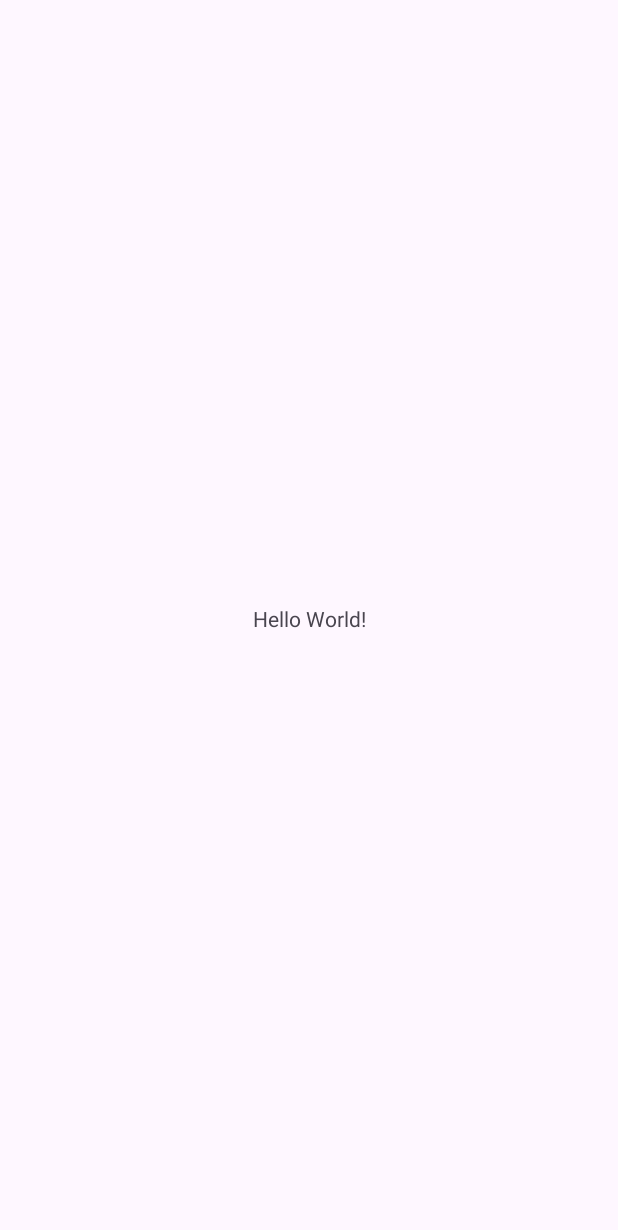
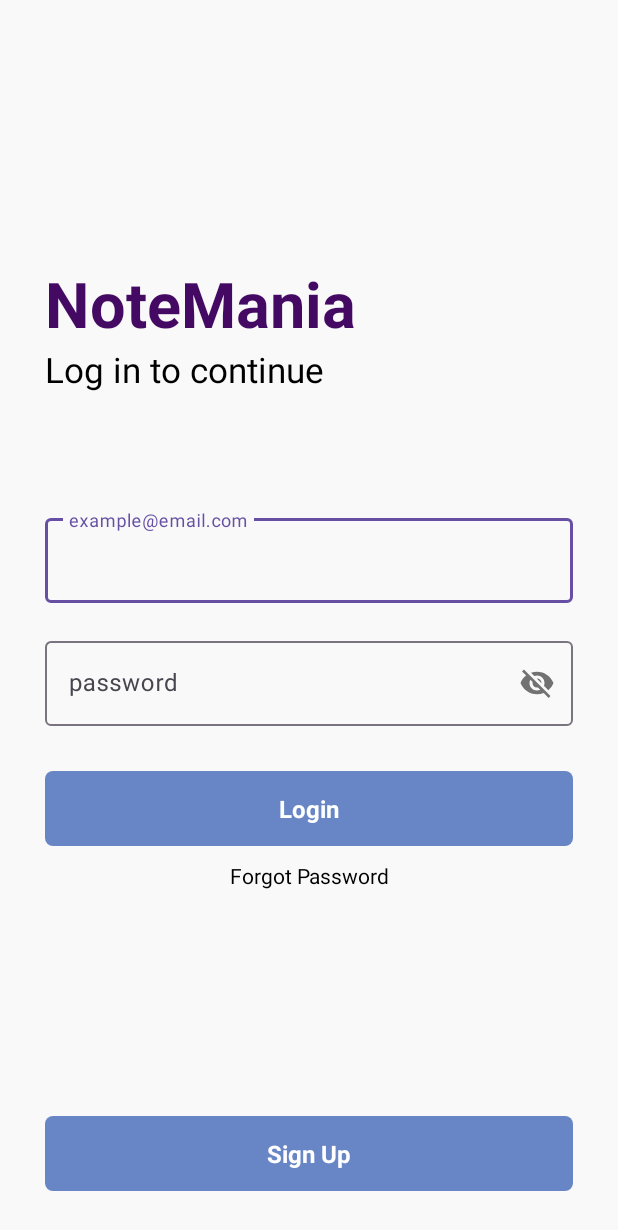
Before and after one commit to faiyaz103/NoteMania, an Android app: the screen it shows after launch (MainActivity), on a phone screen of 412 x 824 dp. Before the commit the part shown is almost empty. Shown: the top 1230 px of the screen. Run offline under Robolectric (Android 15) with nearby library versions, the phone set to English and light mode, and no system bars.

Commit message:
Login Page Added

```diff
--- a/app/build.gradle
+++ b/app/build.gradle
@@ -37,4 +37,5 @@ dependencies {
     testImplementation libs.junit
     androidTestImplementation libs.ext.junit
     androidTestImplementation libs.espresso.core
+    implementation 'com.android.support:design:28.0.0'
 }
--- /dev/null
+++ b/app/src/main/res/drawable/button_design.xml
@@ -0,0 +1,5 @@
+<?xml version="1.0" encoding="utf-8"?>
+<shape xmlns:android="http://schemas.android.com/apk/res/android">
+    <solid android:color="#6886c5"/>
+    <corners android:radius="5dp"/>
+</shape>
--- a/app/src/main/res/layout/activity_main.xml
+++ b/app/src/main/res/layout/activity_main.xml
@@ -1,19 +1,147 @@
 <?xml version="1.0" encoding="utf-8"?>
-<androidx.constraintlayout.widget.ConstraintLayout xmlns:android="http://schemas.android.com/apk/res/android"
+<RelativeLayout xmlns:android="http://schemas.android.com/apk/res/android"
     xmlns:app="http://schemas.android.com/apk/res-auto"
     xmlns:tools="http://schemas.android.com/tools"
     android:id="@+id/main"
     android:layout_width="match_parent"
     android:layout_height="match_parent"
+    android:background="#f9f9f9"
     tools:context=".MainActivity">
 
+    <RelativeLayout
+        android:layout_width="match_parent"
+        android:layout_height="wrap_content"
+        android:id="@+id/centerline"
+        android:layout_centerInParent="true">
+
+    </RelativeLayout>
+
+    <LinearLayout
+        android:layout_width="match_parent"
+        android:layout_height="wrap_content"
+        android:layout_marginLeft="30dp"
+        android:layout_marginRight="30dp"
+        android:layout_above="@+id/centerline"
+        android:layout_marginBottom="150dp"
+        android:orientation="vertical">
+
+        <TextView
+            android:layout_width="match_parent"
+            android:layout_height="wrap_content"
+            android:text="NoteMania"
+            android:textSize="42sp"
+            android:textColor="#440a63"
+            android:textStyle="bold">
+
+        </TextView>
+        <TextView
+            android:layout_width="match_parent"
+            android:layout_height="wrap_content"
+            android:text="Log in to continue"
+            android:textSize="23sp"
+            android:textColor="@color/black">
+
+        </TextView>
+    </LinearLayout>
+
+    <com.google.android.material.textfield.TextInputLayout
+        android:layout_width="match_parent"
+        android:layout_height="wrap_content"
+        android:layout_above="@+id/centerline"
+        android:layout_marginBottom="10dp"
+        android:id="@+id/email"
+        android:layout_marginRight="30dp"
+        android:layout_marginLeft="30dp">
+
+        <EditText
+            android:layout_width="match_parent"
+            android:layout_height="wrap_content"
+            android:id="@+id/loginemail"
+            android:hint="example@email.com"
+            android:inputType="textEmailAddress">
+
+        </EditText>
+    </com.google.android.material.textfield.TextInputLayout>
+
+    <com.google.android.material.textfield.TextInputLayout
+        android:layout_width="match_parent"
+        android:layout_height="wrap_content"
+        android:layout_below="@+id/centerline"
+        android:layout_marginTop="10dp"
+        android:id="@+id/password"
+        android:layout_marginRight="30dp"
+        android:layout_marginLeft="30dp"
+        app:passwordToggleEnabled="true">
+
+        <EditText
+            android:layout_width="match_parent"
+            android:layout_height="wrap_content"
+            android:id="@+id/loginpassword"
+            android:hint="password">
+
+        </EditText>
+    </com.google.android.material.textfield.TextInputLayout>
+
+    <RelativeLayout
+        android:layout_width="match_parent"
+        android:layout_height="50dp"
+        android:layout_marginLeft="30dp"
+        android:layout_marginRight="30dp"
+        android:layout_marginTop="30dp"
+        android:background="@drawable/button_design"
+        android:layout_below="@id/password"
+        android:id="@+id/login">
+
+        <TextView
+            android:layout_width="wrap_content"
+            android:layout_height="wrap_content"
+            android:textStyle="bold"
+            android:layout_marginStart="8dp"
+            android:textSize="16sp"
+            android:text="Login"
+            android:layout_centerInParent="true"
+            android:textColor="@color/white">
+
+        </TextView>
+
+    </RelativeLayout>
+
     <TextView
-        android:layout_width="wrap_content"
+        android:layout_width="match_parent"
         android:layout_height="wrap_content"
-        android:text="Hello World!"
-        app:layout_constraintBottom_toBottomOf="parent"
-        app:layout_constraintEnd_toEndOf="parent"
-        app:layout_constraintStart_toStartOf="parent"
-        app:layout_constraintTop_toTopOf="parent" />
+        android:text="Forgot Password"
+        android:layout_marginLeft="20dp"
+        android:layout_marginRight="20dp"
+        android:textColor="@color/black"
+        android:layout_below="@id/login"
+        android:layout_marginTop="10dp"
+        android:textAlignment="center">
 
-</androidx.constraintlayout.widget.ConstraintLayout>
+    </TextView>
+
+    <RelativeLayout
+        android:layout_width="match_parent"
+        android:layout_height="50dp"
+        android:layout_marginLeft="30dp"
+        android:layout_marginRight="30dp"
+        android:layout_marginBottom="30dp"
+        android:background="@drawable/button_design"
+        android:layout_alignParentBottom="true"
+
+        android:id="@+id/gotosignup">
+
+        <TextView
+            android:layout_width="wrap_content"
+            android:layout_height="wrap_content"
+            android:textStyle="bold"
+            android:layout_marginStart="8dp"
+            android:textSize="16sp"
+            android:text="Sign Up"
+            android:layout_centerInParent="true"
+            android:textColor="@color/white">
+
+        </TextView>
+
+    </RelativeLayout>
+
+</RelativeLayout>
```
